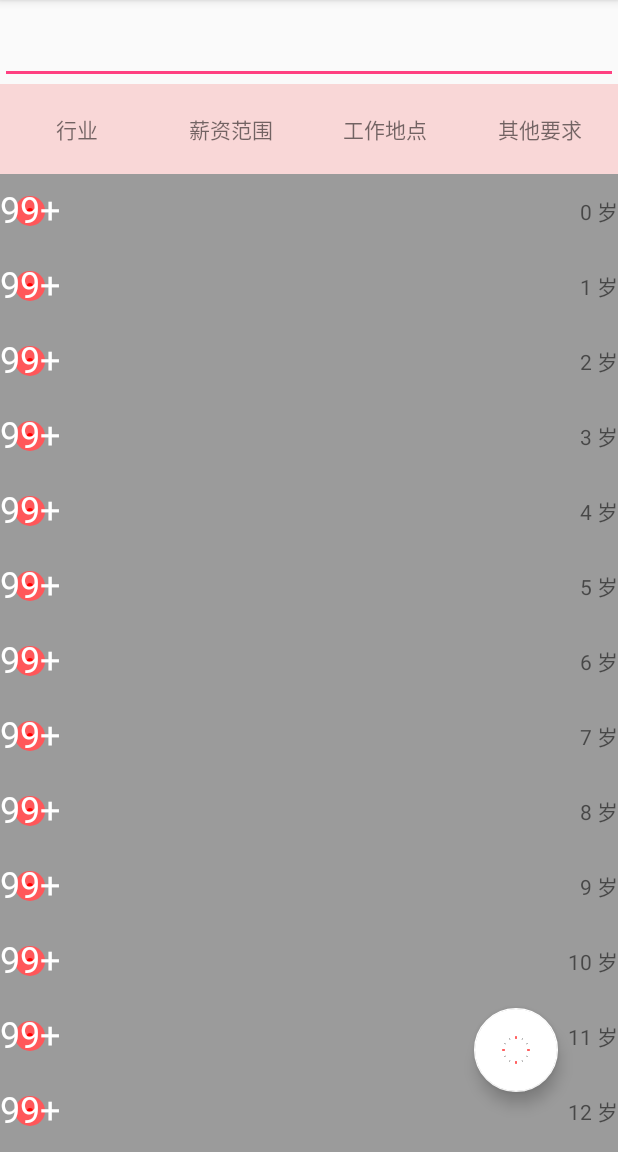
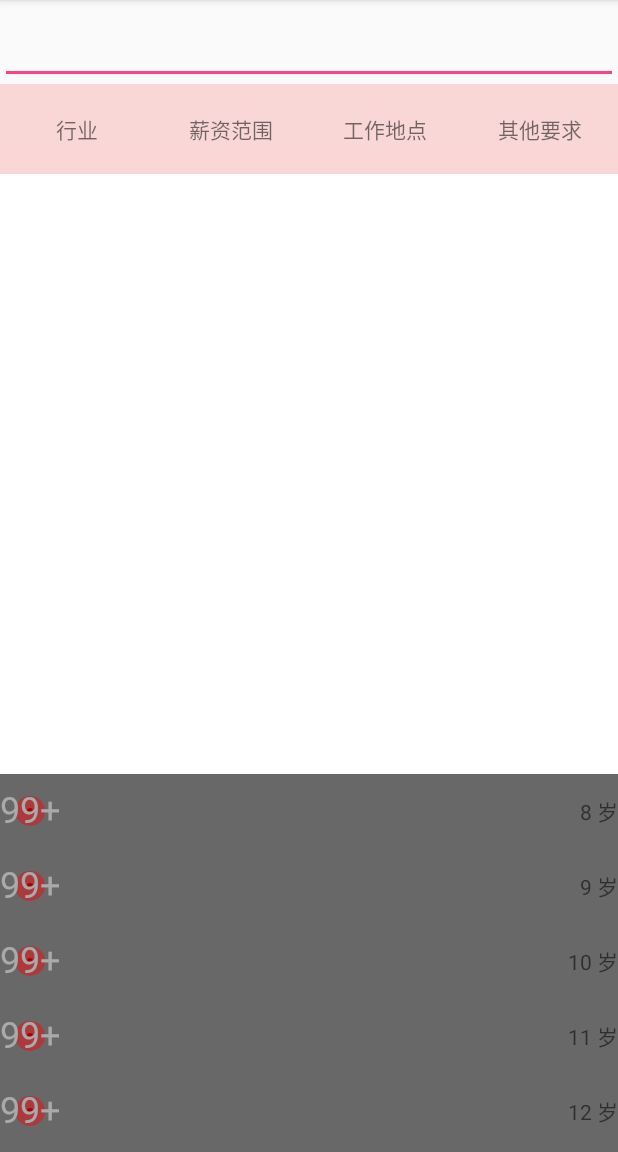
Before and after one commit to yushilei1218/CommonApp, an Android app: the SearchActivity screen opened directly, with no data from a screen before it, after a tap on "行业", on a phone screen of 412 x 824 dp, the part 84-1236 px from its top. Run offline under Robolectric (Android 15) with nearby library versions, the light colour scheme and no system bars; libraries missing offline, so code that uses them is left out: com.umeng.analytics, in.srain.cube; plain views replace PtrFrameLayout; 5 statements that could not run were skipped.

Commit message:
1， 测试 CoordinatorLayout 配合RecyclerView + FloatActionBtn + BottomSheetBehavior  组成 搜索列表功能

```diff
--- /dev/null
+++ b/app/src/main/java/com/yushilei/commonapp/common/behavior/DropLocationBehavior.java
@@ -0,0 +1,33 @@
+package com.yushilei.commonapp.common.behavior;
+
+import android.content.Context;
+import android.support.design.widget.CoordinatorLayout;
+import android.util.AttributeSet;
+import android.view.View;
+
+import com.yushilei.commonapp.R;
+
+/**
+ * @author shilei.yu
+ * @since 2017/9/30
+ */
+
+public class DropLocationBehavior extends CoordinatorLayout.Behavior {
+    public DropLocationBehavior() {
+    }
+
+    public DropLocationBehavior(Context context, AttributeSet attrs) {
+        super(context, attrs);
+    }
+
+    @Override
+    public boolean layoutDependsOn(CoordinatorLayout parent, View child, View dependency) {
+        return dependency.getId() == R.id.act_search_tab;
+    }
+
+    @Override
+    public boolean onDependentViewChanged(CoordinatorLayout parent, View child, View dependency) {
+        child.setY(dependency.getY() + dependency.getHeight());
+        return true;
+    }
+}
--- a/app/src/main/java/com/yushilei/commonapp/ui/search/SearchActivity.java
+++ b/app/src/main/java/com/yushilei/commonapp/ui/search/SearchActivity.java
@@ -5,6 +5,7 @@ import android.os.Handler;
 import android.support.annotation.NonNull;
 import android.support.design.widget.BottomSheetBehavior;
 import android.support.design.widget.CoordinatorLayout;
+import android.support.design.widget.FloatingActionButton;
 import android.support.design.widget.Snackbar;
 import android.support.v7.widget.RecyclerView;
 import android.util.Log;
@@ -36,6 +37,8 @@ public class SearchActivity extends BaseActivity {
     private BottomSheetBehavior<View> mBottomSheetBehavior;
     private CoordinatorLayout mCoordinatorLayout;
     private View mBottomView;
+    private View mContentV;
+    private FloatingActionButton mFloatingActionButton;
 
     @Override
     protected int getLayoutId() {
@@ -76,6 +79,8 @@ public class SearchActivity extends BaseActivity {
         mBottomSheetBehavior = BottomSheetBehavior.from(mBottomView);
 
         mCoordinatorLayout = findView(R.id.act_search_coordinator);
+        mContentV = findView(R.id.act_search_content);
+        mFloatingActionButton = findView(R.id.act_search_float_btn);
 
         PtrFirstHeader header = new PtrFirstHeader(this);
         mPtr.setHeaderView(header);
@@ -135,6 +140,14 @@ public class SearchActivity extends BaseActivity {
                 }
                 break;
             case R.id.act_search_filter_job:
+                if (mContentV.getVisibility()==View.VISIBLE){
+                    mContentV.setVisibility(View.GONE);
+                    mFloatingActionButton.setVisibility(View.VISIBLE);
+                }else {
+                    mContentV.setVisibility(View.VISIBLE);
+                    mFloatingActionButton.setVisibility(View.GONE);
+
+                }
                 showToast("Job");
                 break;
             case R.id.act_search_filter_salary:
--- a/app/src/main/res/layout/activity_search.xml
+++ b/app/src/main/res/layout/activity_search.xml
@@ -113,6 +113,24 @@
             app:backgroundTint="#FFF"
             app:layout_anchor="@id/act_search_bottom"
             app:layout_anchorGravity="right"/>
+        <!--筛选内容-->
+        <LinearLayout
+            android:id="@+id/act_search_content"
+            android:layout_width="match_parent"
+            android:layout_height="match_parent"
+            android:background="#55000000"
+            android:clickable="true"
+            android:orientation="vertical"
+            android:visibility="gone"
+            app:layout_behavior=".common.behavior.DropLocationBehavior">
+
+            <RelativeLayout
+                android:layout_width="match_parent"
+                android:layout_height="400dp"
+                android:background="#FFF">
+
+            </RelativeLayout>
+        </LinearLayout>
     </android.support.design.widget.CoordinatorLayout>
 
 </LinearLayout>
```
